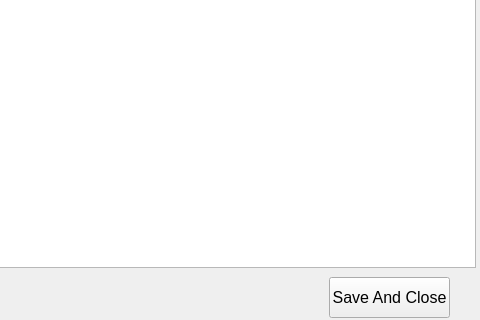
The window that editnote.ui (dkithmal/BinduProjectTeacher) describes before a commit, drawn with Qt 5; both pictures show x 375 to 855 and y 223 to 543 of the 855 by 543 pixel window.
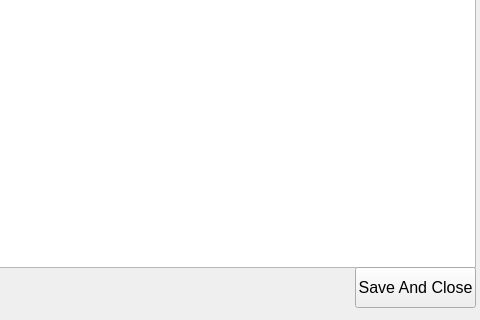
The same window after the commit.

The edit to the form file:
```diff
--- a/editnote.ui
+++ b/editnote.ui
@@ -31,8 +31,8 @@
   <widget class="QPushButton" name="pBSaveAndClose">
    <property name="geometry">
     <rect>
-     <x>704</x>
-     <y>500</y>
+     <x>730</x>
+     <y>490</y>
      <width>121</width>
      <height>41</height>
     </rect>
```
